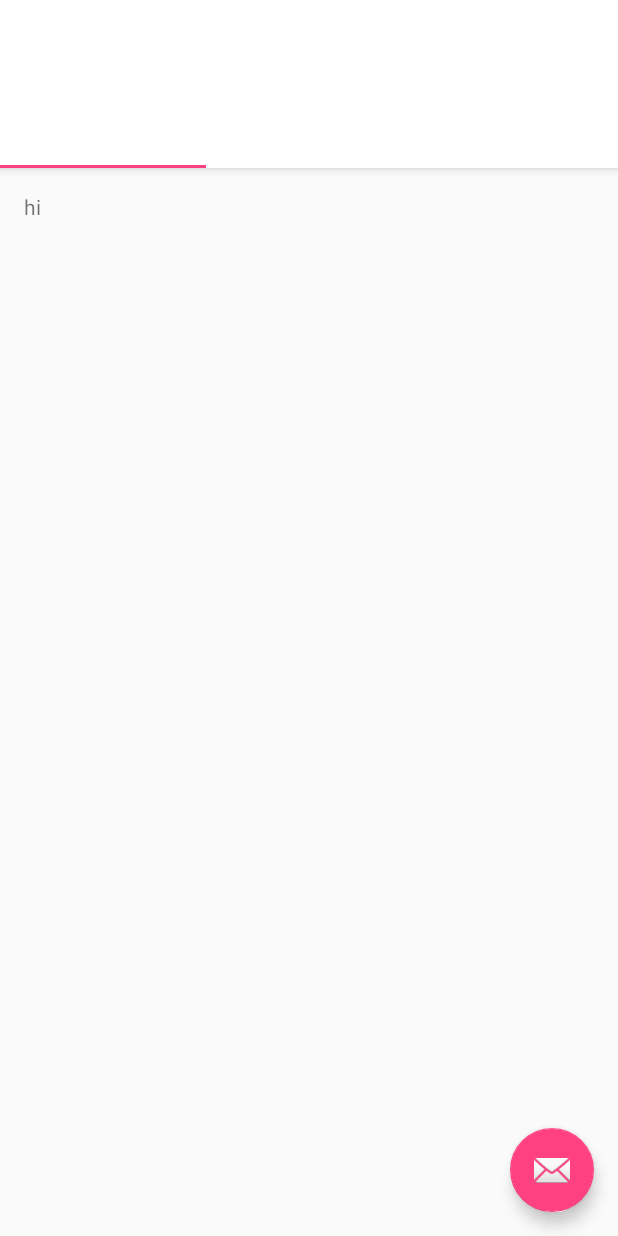
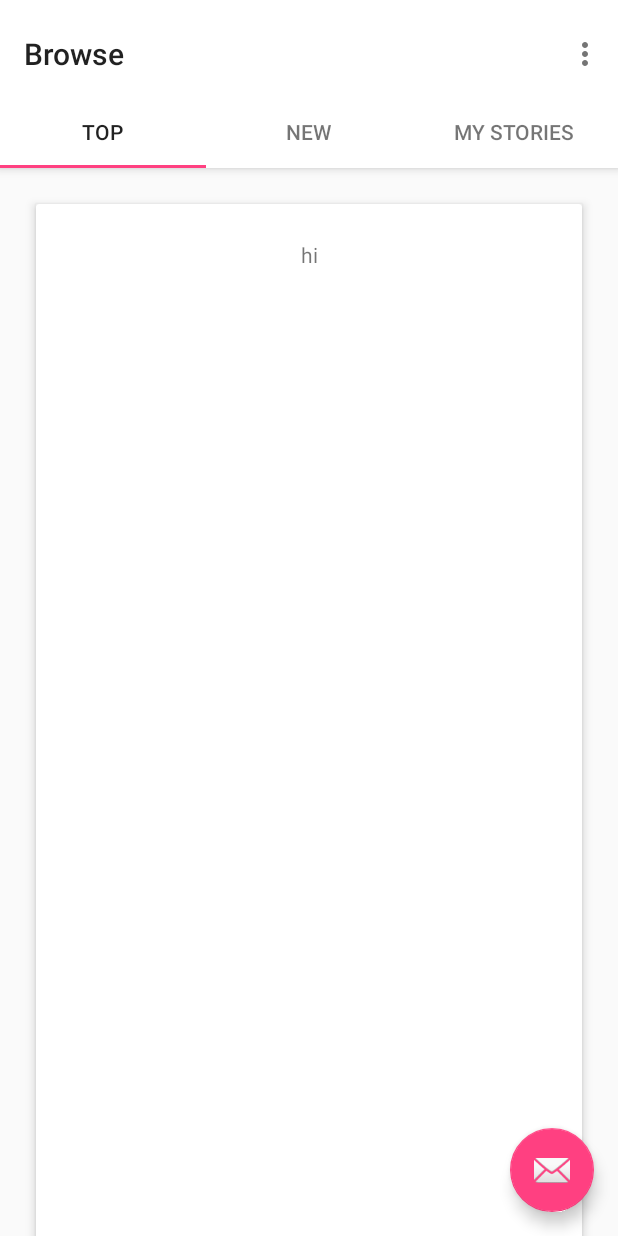
Before and after one commit to samblackmore/words, an Android app: the TabActivity screen opened directly, with no data from a screen before it, on a phone screen of 412 x 824 dp. Run offline under Robolectric (Android 15) with nearby library versions, the phone set to English and light mode, and no system bars.

Commit message:
adding cards

```diff
--- a/app/build.gradle
+++ b/app/build.gradle
@@ -27,5 +27,7 @@ dependencies {
     compile 'com.android.support:appcompat-v7:25.3.1'
     compile 'com.android.support.constraint:constraint-layout:1.0.2'
     compile 'com.android.support:design:25.3.1'
+    compile 'com.android.support:cardview-v7:25.3.1'
+    compile 'com.android.support:recyclerview-v7:25.3.1'
     testCompile 'junit:junit:4.12'
 }
--- a/app/src/main/java/com/sam/words/StoryListAdapter.java
+++ b/app/src/main/java/com/sam/words/StoryListAdapter.java
@@ -1,5 +1,6 @@
 package com.sam.words;
 
+import android.support.v7.widget.CardView;
 import android.support.v7.widget.RecyclerView;
 import android.view.LayoutInflater;
 import android.view.ViewGroup;
@@ -9,24 +10,25 @@ import android.widget.TextView;
  * Created by samhb on 2017-07-18.
  */
 
-public class StoryListAdapter extends RecyclerView.Adapter<StoryListAdapter.ViewHolder> {
+class StoryListAdapter extends RecyclerView.Adapter<StoryListAdapter.ViewHolder> {
     private String[] mDataset;
 
     // Provide a reference to the views for each data item
     // Complex data items may need more than one view per item, and
     // you provide access to all the views for a data item in a view holder
-    public static class ViewHolder extends RecyclerView.ViewHolder {
-        // each data item is just a string in this case
-        public TextView mTextView;
+    static class ViewHolder extends RecyclerView.ViewHolder {
 
-        public ViewHolder(TextView v) {
-            super(v);
-            mTextView = v;
+        CardView mCardView;
+        TextView mTextView;
+
+        ViewHolder(CardView cardView, TextView textView) {
+            super(cardView);
+            mCardView = cardView;
+            mTextView = textView;
         }
     }
 
-    // Provide a suitable constructor (depends on the kind of dataset)
-    public StoryListAdapter(String[] myDataset) {
+    StoryListAdapter(String[] myDataset) {
         mDataset = myDataset;
     }
 
@@ -34,10 +36,12 @@ public class StoryListAdapter extends RecyclerView.Adapter<StoryListAdapter.View
     @Override
     public StoryListAdapter.ViewHolder onCreateViewHolder(ViewGroup parent, int viewType) {
         // create a new view
-        TextView v = (TextView) LayoutInflater.from(parent.getContext())
+        CardView v = (CardView) LayoutInflater.from(parent.getContext())
                 .inflate(R.layout.my_text_view, parent, false);
 
-        ViewHolder vh = new ViewHolder(v);
+        TextView textView = (TextView) v.findViewById(R.id.info_text);
+
+        ViewHolder vh = new ViewHolder(v, textView);
         return vh;
     }
 
--- a/app/src/main/res/layout/fragment_tab.xml
+++ b/app/src/main/res/layout/fragment_tab.xml
@@ -2,10 +2,6 @@
     xmlns:tools="http://schemas.android.com/tools"
     android:layout_width="match_parent"
     android:layout_height="match_parent"
-    android:paddingBottom="@dimen/activity_vertical_margin"
-    android:paddingLeft="@dimen/activity_horizontal_margin"
-    android:paddingRight="@dimen/activity_horizontal_margin"
-    android:paddingTop="@dimen/activity_vertical_margin"
     tools:context="com.sam.words.TabActivity$PlaceholderFragment">
 
     <android.support.v7.widget.RecyclerView
--- a/app/src/main/res/layout/my_text_view.xml
+++ b/app/src/main/res/layout/my_text_view.xml
@@ -1,5 +1,25 @@
 <?xml version="1.0" encoding="utf-8"?>
-<TextView xmlns:android="http://schemas.android.com/apk/res/android"
-    android:layout_width="match_parent" android:layout_height="match_parent">
+<android.support.v7.widget.CardView xmlns:card_view="http://schemas.android.com/apk/res-auto"
+    xmlns:android="http://schemas.android.com/apk/res/android"
+    android:id="@+id/card_view"
+    android:layout_gravity="center"
+    android:layout_width="match_parent"
+    android:layout_height="match_parent"
+    android:layout_marginBottom="48dp"
+    android:layout_marginLeft="24dp"
+    android:layout_marginTop="24dp"
+    android:layout_marginRight="24dp"
+    card_view:contentPaddingTop="24dp"
+    card_view:contentPaddingLeft="8dp"
+    card_view:contentPaddingRight="8dp"
+    card_view:cardCornerRadius="2dp"
+    card_view:cardElevation="4dp"
+    >
 
-</TextView>
+    <TextView
+    android:id="@+id/info_text"
+        android:text="placeholder"
+        android:textAlignment="center"
+    android:layout_width="match_parent"
+    android:layout_height="match_parent" />
+</android.support.v7.widget.CardView>
--- a/app/src/main/res/values/styles.xml
+++ b/app/src/main/res/values/styles.xml
@@ -11,7 +11,7 @@
         <item name="windowNoTitle">true</item>
     </style>
 
-    <style name="AppTheme.AppBarOverlay" parent="ThemeOverlay.AppCompat.Dark.ActionBar" />
+    <style name="AppTheme.AppBarOverlay" parent="ThemeOverlay.AppCompat.Light" />
 
     <style name="AppTheme.PopupOverlay" parent="ThemeOverlay.AppCompat.Light" />
 
```
